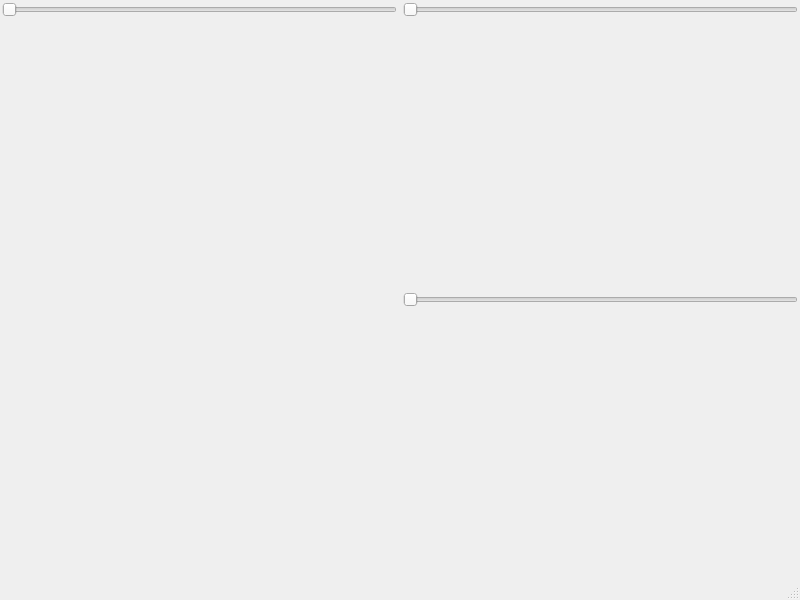
Above: ciclone/forms/ImagesViewer.ui from NeuroTech-Platform/CiCLONE before the change. Below: the same form after it.
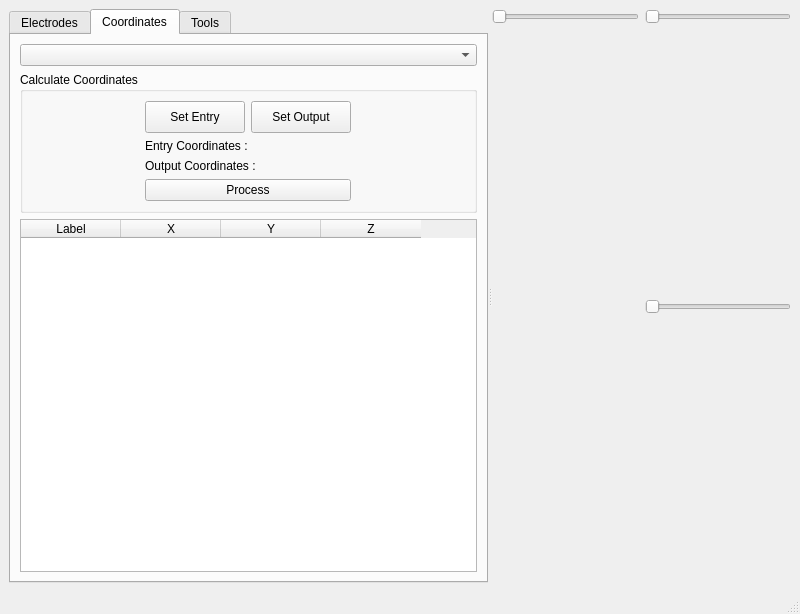
That is the form after the change. The open tabs and pages were chosen to show the change.

Commit message: 3D Viewer for an open image

Diff of the .ui file:
```diff
--- a/ciclone/forms/ImagesViewer.ui
+++ b/ciclone/forms/ImagesViewer.ui
@@ -7,26 +7,239 @@
     <x>0</x>
     <y>0</y>
     <width>800</width>
-    <height>600</height>
+    <height>614</height>
    </rect>
   </property>
   <property name="windowTitle">
    <string>ImagesViewer</string>
   </property>
   <widget class="QWidget" name="centralwidget">
+   <layout class="QGridLayout" name="gridLayout_5">
+    <item row="0" column="0">
+     <widget class="QSplitter" name="splitter">
+      <property name="orientation">
+       <enum>Qt::Orientation::Horizontal</enum>
+      </property>
+      <widget class="QTabWidget" name="tabWidget">
+       <property name="currentIndex">
+        <number>2</number>
+       </property>
+       <widget class="QWidget" name="tab_3">
+        <attribute name="title">
+         <string>Electrodes</string>
+        </attribute>
+        <layout class="QGridLayout" name="gridLayout_2">
+         <item row="0" column="0">
+          <layout class="QHBoxLayout" name="horizontalLayout_2">
+           <item>
+            <widget class="QLabel" name="label">
+             <property name="minimumSize">
+              <size>
+               <width>70</width>
+               <height>0</height>
+              </size>
+             </property>
+             <property name="text">
+              <string>Label :</string>
+             </property>
+            </widget>
+           </item>
+           <item>
+            <widget class="QLineEdit" name="lineEdit"/>
+           </item>
+          </layout>
+         </item>
+         <item row="1" column="0">
+          <layout class="QHBoxLayout" name="horizontalLayout">
+           <item>
+            <widget class="QLabel" name="label_2">
+             <property name="minimumSize">
+              <size>
+               <width>70</width>
+               <height>0</height>
+              </size>
+             </property>
+             <property name="text">
+              <string>Type : </string>
+             </property>
+            </widget>
+           </item>
+           <item>
+            <widget class="QComboBox" name="comboBox">
+             <property name="sizePolicy">
+              <sizepolicy hsizetype="Expanding" vsizetype="Fixed">
+               <horstretch>0</horstretch>
+               <verstretch>0</verstretch>
+              </sizepolicy>
+             </property>
+            </widget>
+           </item>
+          </layout>
+         </item>
+         <item row="2" column="0">
+          <layout class="QHBoxLayout" name="horizontalLayout_3">
+           <item>
+            <spacer name="horizontalSpacer">
+             <property name="orientation">
+              <enum>Qt::Orientation::Horizontal</enum>
+             </property>
+             <property name="sizeHint" stdset="0">
+              <size>
+               <width>40</width>
+               <height>20</height>
+              </size>
+             </property>
+            </spacer>
+           </item>
+           <item>
+            <widget class="QPushButton" name="pushButton">
+             <property name="text">
+              <string>Add Electrodes</string>
+             </property>
+            </widget>
+           </item>
+          </layout>
+         </item>
+         <item row="3" column="0">
+          <widget class="QTableWidget" name="tableWidget"/>
+         </item>
+        </layout>
+       </widget>
+       <widget class="QWidget" name="tab_4">
+        <attribute name="title">
+         <string>Coordinates</string>
+        </attribute>
+        <layout class="QGridLayout" name="gridLayout_4">
+         <item row="0" column="0">
+          <widget class="QComboBox" name="comboBox_2"/>
+         </item>
+         <item row="1" column="0">
+          <widget class="QGroupBox" name="groupBox">
+           <property name="title">
+            <string>Calculate Coordinates</string>
+           </property>
+           <layout class="QGridLayout" name="gridLayout_3">
+            <item row="0" column="0">
+             <layout class="QHBoxLayout" name="horizontalLayout_6">
+              <item>
+               <widget class="QPushButton" name="pushButton_2">
+                <property name="minimumSize">
+                 <size>
+                  <width>100</width>
+                  <height>32</height>
+                 </size>
+                </property>
+                <property name="maximumSize">
+                 <size>
+                  <width>100</width>
+                  <height>32</height>
+                 </size>
+                </property>
+                <property name="text">
+                 <string>Set Entry</string>
+                </property>
+               </widget>
+              </item>
+              <item>
+               <widget class="QPushButton" name="pushButton_3">
+                <property name="minimumSize">
+                 <size>
+                  <width>100</width>
+                  <height>32</height>
+                 </size>
+                </property>
+                <property name="maximumSize">
+                 <size>
+                  <width>100</width>
+                  <height>32</height>
+                 </size>
+                </property>
+                <property name="text">
+                 <string>Set Output</string>
+                </property>
+               </widget>
+              </item>
+             </layout>
+            </item>
+            <item row="1" column="0">
+             <widget class="QLabel" name="label_4">
+              <property name="text">
+               <string>Entry Coordinates : </string>
+              </property>
+             </widget>
+            </item>
+            <item row="2" column="0">
+             <widget class="QLabel" name="label_5">
+              <property name="text">
+               <string>Output Coordinates : </string>
+              </property>
+             </widget>
+            </item>
+            <item row="3" column="0">
+             <widget class="QPushButton" name="pushButton_4">
+              <property name="text">
+               <string>Process</string>
+              </property>
+             </widget>
+            </item>
+           </layout>
+          </widget>
+         </item>
+         <item row="2" column="0">
+          <widget class="QTableWidget" name="electrodesTable">
+           <property name="maximumSize">
+            <size>
+             <width>16777215</width>
+             <height>16777215</height>
+            </size>
+           </property>
+           <attribute name="horizontalHeaderCascadingSectionResizes">
+            <bool>false</bool>
+           </attribute>
+           <attribute name="horizontalHeaderStretchLastSection">
+            <bool>false</bool>
+           </attribute>
+           <column>
+            <property name="text">
+             <string>Label</string>
+            </property>
+           </column>
+           <column>
+            <property name="text">
+             <string>X</string>
+            </property>
+           </column>
+           <column>
+            <property name="text">
+             <string>Y</string>
+            </property>
+           </column>
+           <column>
+            <property name="text">
+             <string>Z</string>
+            </property>
+           </column>
+          </widget>
+         </item>
+        </layout>
+       </widget>
+       <widget class="QWidget" name="tab">
+        <attribute name="title">
+         <string>Tools</string>
+        </attribute>
+        <layout class="QVBoxLayout" name="verticalLayout">
+         <item>
+          <widget class="QPushButton" name="Viewer3dButton">
+           <property name="text">
+            <string>3DViewer</string>
+           </property>
+          </widget>
+         </item>
+        </layout>
+       </widget>
+      </widget>
+      <widget class="QWidget" name="layoutWidget">
    <layout class="QGridLayout" name="gridLayout">
-    <property name="leftMargin">
-     <number>2</number>
-    </property>
-    <property name="topMargin">
-     <number>2</number>
-    </property>
-    <property name="rightMargin">
-     <number>2</number>
-    </property>
-    <property name="bottomMargin">
-     <number>2</number>
-    </property>
     <item row="0" column="0">
      <layout class="QVBoxLayout" name="Axial_verticalLayout">
       <item>
@@ -76,11 +289,7 @@
      </layout>
     </item>
     <item row="1" column="0">
-     <widget class="QLabel" name="Fillerl_ImagePreview">
-      <property name="text">
-       <string/>
-      </property>
-     </widget>
+         <layout class="QVBoxLayout" name="FillerLayout"/>
     </item>
     <item row="1" column="1">
      <layout class="QVBoxLayout" name="Sagittal_verticalLayout">
@@ -105,6 +314,10 @@
        </widget>
       </item>
      </layout>
+        </item>
+       </layout>
+      </widget>
+     </widget>
     </item>
    </layout>
   </widget>
```
Lines whose indentation alone changed are shown as unchanged. The commit also changes 5 other files.
